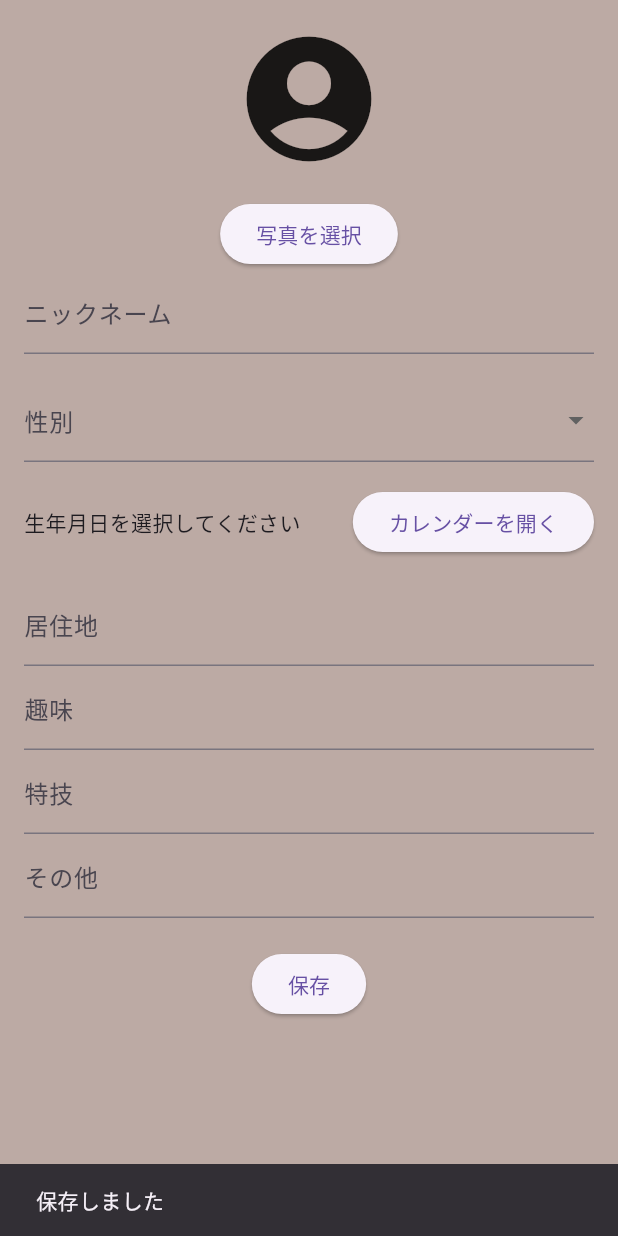
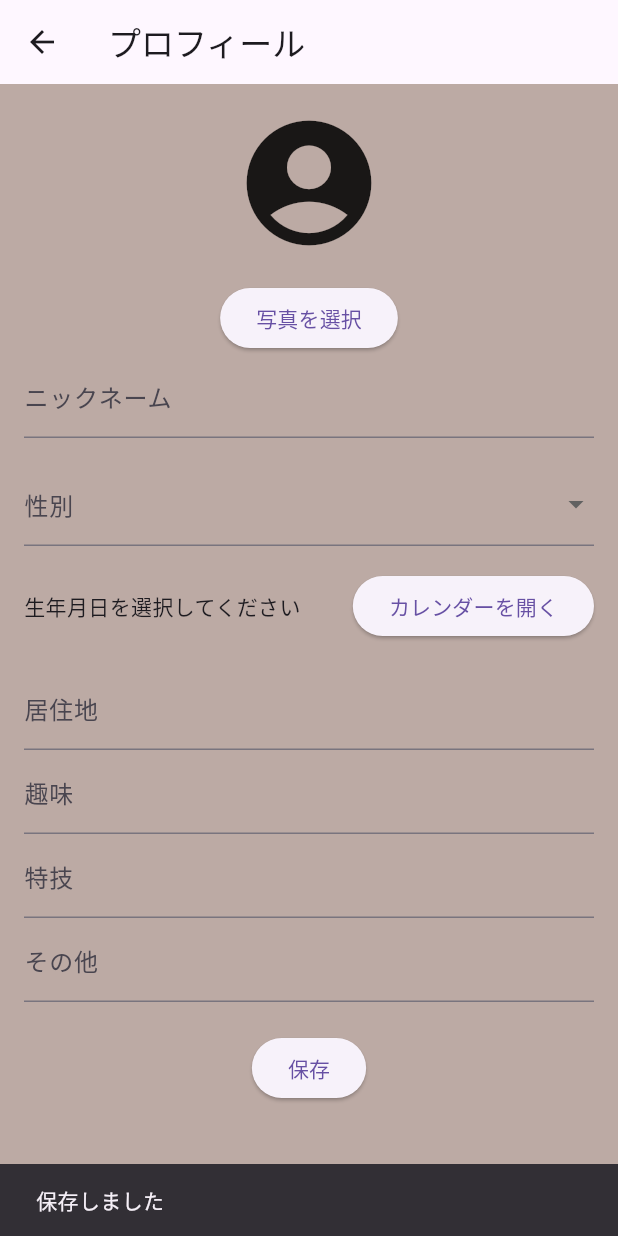
Before and after one commit to oto06/GakuYouMatch2, a Flutter app: the ElsePage screen opened directly, after a tap on "保存", on a phone screen of 412 x 824 dp. Run offline on Flutter 3.47's test engine with Material 3 defaults, Android fonts, the phone set to English and light mode, and no system bars; our stand-ins replace cloud_firestore, firebase_auth, firebase_core, firebase_storage, flutter_chat_types, flutter_chat_ui and 6 more; accounts and stored records are empty.

Commit message:
ストレージで画像を保存、呼び出しができるように変更

```diff
--- a/lib/else.dart
+++ b/lib/else.dart
@@ -1,17 +1,9 @@
 import 'package:flutter/material.dart';
-import 'profile.dart';
-import 'package:gakuyoumatch2/profile.dart';
-import 'package:provider/provider.dart';
-import 'package:gakuyoumatch2/main.dart';
-import 'package:flutter/material.dart';
-import 'package:gakuyoumatch2/firebase_options.dart';
-import 'package:firebase_core/firebase_core.dart';
-import 'package:gakuyoumatch2/profile2.dart';
-import 'package:cloud_firestore/cloud_firestore.dart';
-import 'dart:io'; // File型のために追加
-import 'package:image_picker/image_picker.dart'; // 写真選択のために追加
-import 'package:firebase_storage/firebase_storage.dart'; // 写真アップロードのために追加
-
+import 'package:firebase_auth/firebase_auth.dart'; // FirebaseAuthインポート
+import 'package:cloud_firestore/cloud_firestore.dart'; // Firestoreインポート
+import 'package:firebase_storage/firebase_storage.dart'; // FirebaseStorageインポート
+import 'package:image_picker/image_picker.dart'; // 画像選択インポート
+import 'dart:io'; // File型インポート
 
 class ElsePage extends StatefulWidget {
   const ElsePage({Key? key}) : super(key: key);
@@ -27,30 +19,26 @@ class _ElsePageState extends State<ElsePage> {
   late TextEditingController skillsController;
   late TextEditingController othersController;
 
-  final ProfileService _profileService = ProfileService();
-
   String? selectedGender; // 選択された性別
   DateTime? selectedDate; // 選択された生年月日
+  File? _selectedImage; // 選択された写真を保持
+  final ImagePicker _picker = ImagePicker(); // 画像選択のインスタンス
+  String? imageUrl; // Firestoreから取得する画像URL
 
   @override
   void initState() {
     super.initState();
-    // Firebase 初期化
-    Firebase.initializeApp();
-
-    // コントローラーの初期化
     nicknameController = TextEditingController();
     locationController = TextEditingController();
     hobbiesController = TextEditingController();
     skillsController = TextEditingController();
     othersController = TextEditingController();
-
+    // プロフィール情報をFirestoreから読み込む
     _loadProfile();
   }
 
   @override
   void dispose() {
-    // コントローラーを解放
     nicknameController.dispose();
     locationController.dispose();
     hobbiesController.dispose();
@@ -59,76 +47,71 @@ class _ElsePageState extends State<ElsePage> {
     super.dispose();
   }
 
+  // Firestoreからプロフィールを読み込む処理
   Future<void> _loadProfile() async {
-    Profile? profile = await _profileService.loadProfile();
+    User? user = FirebaseAuth.instance.currentUser;
 
-    if (profile != null) {
-      setState(() {
-        nicknameController.text = profile.nickname;
-        selectedGender = profile.gender.isNotEmpty ? profile.gender : null;
-        selectedDate = DateTime.tryParse(profile.birthdate);
-        locationController.text = profile.location;
-        hobbiesController.text = profile.hobbies;
-        skillsController.text = profile.skills;
-        othersController.text = profile.others;
+    if (user != null) {
+      // Firestoreから現在のユーザーのプロフィール情報を取得
+      DocumentSnapshot userDoc = await FirebaseFirestore.instance
+          .collection('Users')
+          .doc(user.uid) // ユーザーIDを使ってドキュメントを取得
+          .get();
 
-        // Firebase Storageからの画像URLをセット
-        if (profile.imageUrl != null && profile.imageUrl!.isNotEmpty) {
-          _selectedImage = File(profile.imageUrl!); // 仮の処理
-        }
-      });
+      if (userDoc.exists) {
+        var data = userDoc.data() as Map<String, dynamic>;
+
+        setState(() {
+          nicknameController.text = data['nickname'] ?? '';
+          selectedGender = data['gender'] ?? '';
+          selectedDate = data['birthdate'] != null
+              ? DateTime.tryParse(data['birthdate'])
+              : null;
+          locationController.text = data['location'] ?? '';
+          hobbiesController.text = data['hobbies'] ?? '';
+          skillsController.text = data['skills'] ?? '';
+          othersController.text = data['others'] ?? '';
+          imageUrl = data['imageUrl']; // Firestoreから画像URLを取得
+        });
+      }
     }
   }
 
-
+  // プロフィールの保存処理
   Future<void> _saveProfile() async {
-    String? imageUrl;
+    String? uploadedImageUrl;
     if (_selectedImage != null) {
-      imageUrl = await _uploadImage(_selectedImage!);
+      uploadedImageUrl = await _uploadImage(_selectedImage!); // 画像アップロード
     }
 
-    Profile profile = Profile(
-      nickname: nicknameController.text,
-      gender: selectedGender ?? '',
-      birthdate: selectedDate?.toIso8601String() ?? '',
-      location: locationController.text,
-      hobbies: hobbiesController.text,
-      skills: skillsController.text,
-      others: othersController.text,
-      imageUrl: imageUrl, // プロフィールに写真URLを追加
-    );
+    // プロフィールデータをまとめる
+    Map<String, dynamic> userData = {
+      'nickname': nicknameController.text,
+      'gender': selectedGender ?? '',
+      'birthdate': selectedDate?.toIso8601String() ?? '',
+      'location': locationController.text,
+      'hobbies': hobbiesController.text,
+      'skills': skillsController.text,
+      'others': othersController.text,
+      'imageUrl': uploadedImageUrl, // 画像URLを保存
+    };
 
-    await _profileService.saveProfile(profile);
+    // Firebase Authenticationで現在のユーザーUIDを取得
+    User? user = FirebaseAuth.instance.currentUser;
 
-    const uid = "82091008-a484-4a89-ae75-a22bf8d6f3ac"; // 仮のユーザーIDを使用
-    Map<String, dynamic> userData = {'nickname': profile.nickname};
-    if (imageUrl != null) {
-      userData['imageUrl'] = imageUrl;
+    if (user != null) {
+      // Firestoreにユーザー情報を保存
+      await FirebaseFirestore.instance
+          .collection('Users') // 'Users'コレクションに保存
+          .doc(user.uid) // 現在のユーザーIDをドキュメントIDとして使用
+          .set(userData, SetOptions(merge: true)); // データをマージして保存
+    } else {
+      // ユーザーがログインしていない場合の処理
+      print("ユーザーがログインしていません");
     }
-
-    await FirebaseFirestore.instance
-        .collection('Users')
-        .doc(uid)
-        .set(userData, SetOptions(merge: true));
   }
 
-  Future<void> _pickDate(BuildContext context) async {
-    DateTime? picked = await showDatePicker(
-      context: context,
-      initialDate: selectedDate ?? DateTime.now(),
-      firstDate: DateTime(1900),
-      lastDate: DateTime.now(),
-    );
-
-    if (picked != null) {
-      setState(() {
-        selectedDate = picked;
-      });
-    }
-  }
-  File? _selectedImage; // 選択された写真を保持
-  final ImagePicker _picker = ImagePicker(); // ImagePickerのインスタンス
-
+  // 画像選択処理
   Future<void> _pickImage() async {
     final XFile? pickedFile = await _picker.pickImage(source: ImageSource.gallery);
     if (pickedFile != null) {
@@ -138,6 +121,7 @@ class _ElsePageState extends State<ElsePage> {
     }
   }
 
+  // 画像アップロード処理
   Future<String?> _uploadImage(File image) async {
     try {
       String fileName = 'profile_images/${DateTime.now().millisecondsSinceEpoch}.jpg';
@@ -153,28 +137,42 @@ class _ElsePageState extends State<ElsePage> {
     }
   }
 
+  // 生年月日を選択する処理
+  Future<void> _pickDate(BuildContext context) async {
+    DateTime? picked = await showDatePicker(
+      context: context,
+      initialDate: selectedDate ?? DateTime.now(),
+      firstDate: DateTime(1900),
+      lastDate: DateTime.now(),
+    );
+
+    if (picked != null) {
+      setState(() {
+        selectedDate = picked;
+      });
+    }
+  }
 
   @override
   Widget build(BuildContext context) {
     return Scaffold(
+      appBar: AppBar(title: const Text('プロフィール')),
       body: Padding(
         padding: const EdgeInsets.all(16.0),
         child: SingleChildScrollView(
           child: Column(
             children: [
-              if (_selectedImage != null)
-                Image.file(
-                  _selectedImage!,
+              // Firestoreから取得した画像URLを使用して画像を表示
+              if (imageUrl != null)
+                Image.network(
+                  imageUrl!,
                   width: 100,
                   height: 100,
                   fit: BoxFit.cover,
                 )
               else
                 const Icon(Icons.account_circle, size: 100),
-
               const SizedBox(height: 16),
-
-// 写真選択ボタン
               ElevatedButton(
                 onPressed: _pickImage,
                 child: const Text('写真を選択'),
@@ -235,7 +233,7 @@ class _ElsePageState extends State<ElsePage> {
               const SizedBox(height: 20),
               ElevatedButton(
                 onPressed: () async {
-                  await _saveProfile();
+                  await _saveProfile();  // プロフィール保存処理
                   ScaffoldMessenger.of(context).showSnackBar(
                     const SnackBar(content: Text('保存しました')),
                   );
```
